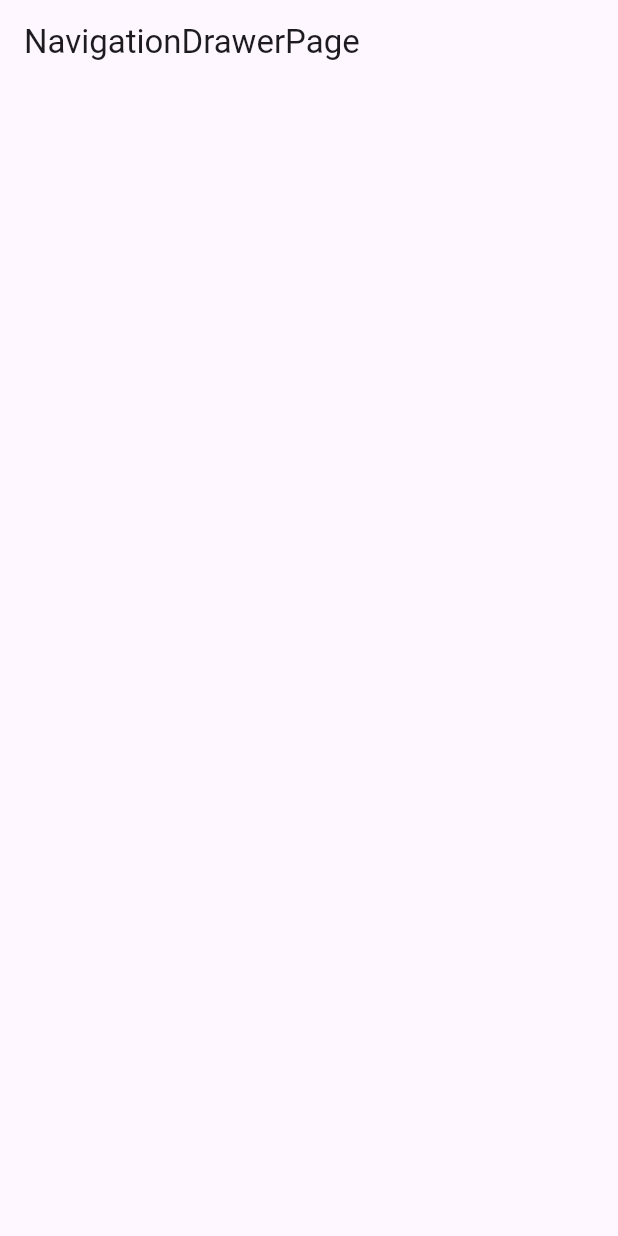
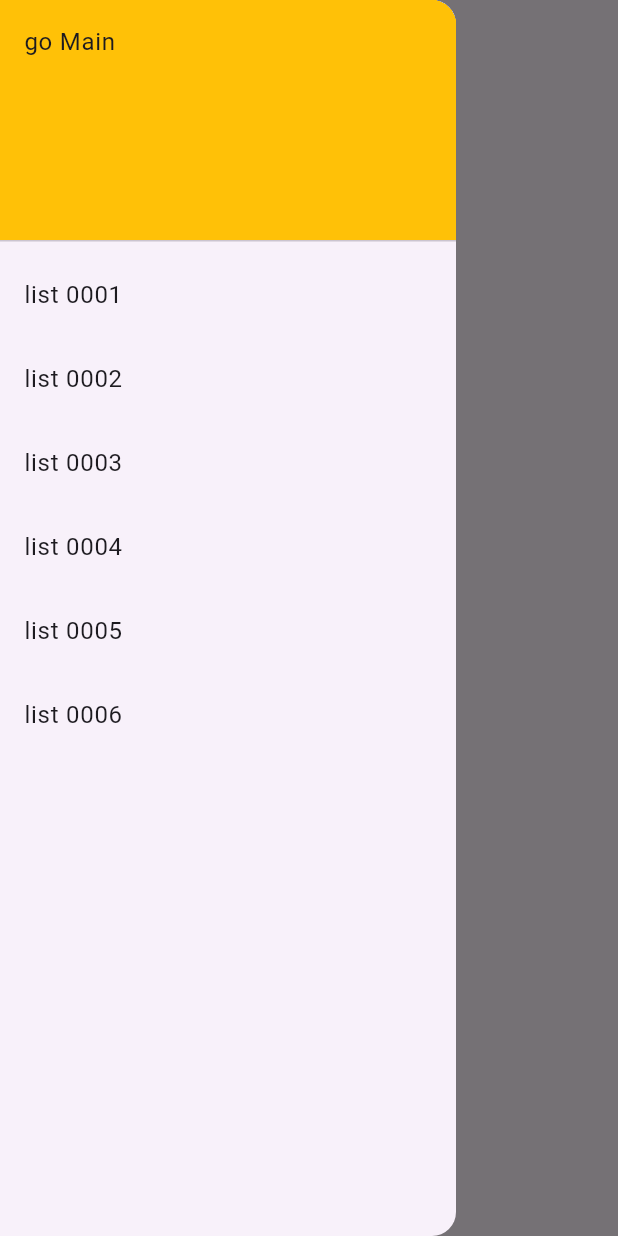
Before and after one commit to sc2bat/my_flutter_freshman, a Flutter app: the NavigationDrawerPage screen opened by its route, with the side drawer open (before the commit the screen has no drawer), on a phone screen of 412 x 824 dp. Run offline on Flutter 3.47's test engine with Material 3 defaults, Android fonts, the phone set to English and light mode, and no system bars; our stand-ins replace go_router.

Commit message:
done navigator drawer

```diff
--- a/lib/routes/router.dart
+++ b/lib/routes/router.dart
@@ -30,4 +30,10 @@ final GoRouter router = GoRouter(routes: [
       return const NavigationDrawerPage();
     },
   ),
+  GoRoute(
+    path: '/snakbarPage',
+    builder: (BuildContext context, GoRouterState state) {
+      return const NavigationDrawerPage();
+    },
+  ),
 ]);
--- a/lib/ui/pages/main_page.dart
+++ b/lib/ui/pages/main_page.dart
@@ -26,6 +26,7 @@ class MainPage extends StatelessWidget {
             BuildPushList(
                 routeAddr: '/navigationDrawerPage',
                 titleText: 'navigationDrawerPage'),
+            BuildPushList(routeAddr: '/snakbarPage', titleText: 'snakbarPage'),
           ],
         ),
       ),
--- a/lib/ui/pages/navigation_drawer_page.dart
+++ b/lib/ui/pages/navigation_drawer_page.dart
@@ -11,8 +11,51 @@ class _NavigationDrawerPageState extends State<NavigationDrawerPage> {
   @override
   Widget build(BuildContext context) {
     return Scaffold(
+      drawer: Drawer(
+        child: ListView(
+          padding: EdgeInsets.zero,
+          children: [
+            DrawerHeader(
+              decoration: const BoxDecoration(
+                color: Colors.amber,
+              ),
+              child: GestureDetector(
+                onTap: () {},
+                child: const Text('go Main'),
+              ),
+            ),
+            ListTile(
+              title: const Text('list 0001'),
+              onTap: () => Navigator.pop(context),
+            ),
+            ListTile(
+              title: const Text('list 0002'),
+              onTap: () => Navigator.pop(context),
+            ),
+            ListTile(
+              title: const Text('list 0003'),
+              onTap: () => Navigator.pop(context),
+            ),
+            ListTile(
+              title: const Text('list 0004'),
+              onTap: () => Navigator.pop(context),
+            ),
+            ListTile(
+              title: const Text('list 0005'),
+              onTap: () => Navigator.pop(context),
+            ),
+            ListTile(
+              title: const Text('list 0006'),
+              onTap: () => Navigator.pop(context),
+            ),
+          ],
+        ),
+      ),
       appBar: AppBar(
         title: const Text('NavigationDrawerPage'),
+      ),
+      body: const Center(
+        child: Text('Drawer Sample'),
       ),
     );
   }
--- /dev/null
+++ b/lib/ui/pages/sample.dart
@@ -0,0 +1,25 @@
+import 'package:flutter/material.dart';
+
+class Sample extends StatefulWidget {
+  const Sample({super.key, required this.title});
+
+  final String title;
+
+  @override
+  State<Sample> createState() => _SampleState();
+}
+
+class _SampleState extends State<Sample> {
+  @override
+  Widget build(BuildContext context) {
+    return Scaffold(
+      appBar: AppBar(
+        backgroundColor: Theme.of(context).colorScheme.inversePrimary,
+        title: const Text('qwerasdf'),
+      ),
+      body: const Center(
+        child: Text('qwerasdf'),
+      ),
+    );
+  }
+}
```
Also changed, not shown: lib/ui/pages/snakbar_page.dart (added, +25 -0 lines).
